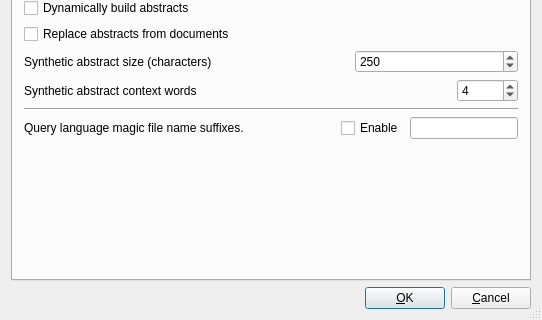
This is src/qtgui/uiprefs.ui in spanner888/recoll as Qt 5 draws it before an edit; both pictures show x 0 to 542 and y 177 to 497 of the 542 by 497 pixel window. The edited form follows.
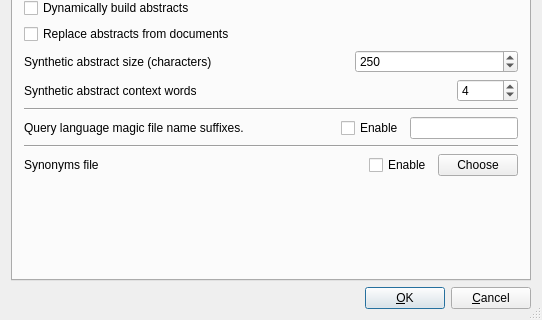
This is the edited form. The open tabs and pages were chosen to show the change.

Commit message: GUI: enable synonyms in preferences and query

What changed in the file:
```diff
--- a/src/qtgui/uiprefs.ui
+++ b/src/qtgui/uiprefs.ui
@@ -778,6 +778,56 @@
              </item>
             </layout>
            </item>
+           <item>
+            <widget class="Line" name="line3">
+             <property name="frameShape">
+              <enum>QFrame::HLine</enum>
+             </property>
+             <property name="frameShadow">
+              <enum>QFrame::Sunken</enum>
+             </property>
+            </widget>
+           </item>
+           <item>
+            <layout class="QHBoxLayout">
+             <item>
+              <widget class="QLabel" name="textLabelSG">
+               <property name="sizePolicy">
+                <sizepolicy hsizetype="Preferred" vsizetype="Preferred">
+                 <horstretch>1</horstretch>
+                 <verstretch>0</verstretch>
+                </sizepolicy>
+               </property>
+               <property name="text">
+                <string>Synonyms file</string>
+               </property>
+               <property name="wordWrap">
+                <bool>false</bool>
+               </property>
+              </widget>
+             </item>
+             <item>
+              <widget class="QCheckBox" name="synFileCB">
+               <property name="text">
+                <string>Enable</string>
+               </property>
+              </widget>
+             </item>
+             <item>
+              <widget class="QPushButton" name="synFilePB">
+               <property name="minimumSize">
+                <size>
+                 <width>30</width>
+                 <height>0</height>
+                </size>
+               </property>
+               <property name="text">
+                <string>Choose</string>
+               </property>
+              </widget>
+             </item>
+            </layout>
+           </item>
            <item>
             <spacer name="spacer2">
              <property name="orientation">
```
The commit also changes 7 other files.
